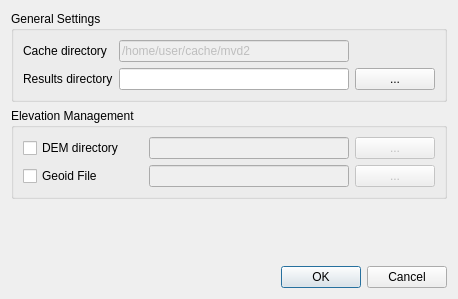
Qt form Code/Application/Mv2/mvdPreferencesDialog.ui (orfeotoolbox/OTB) before a commit.
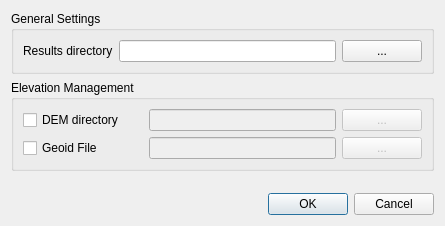
The same form after that commit.

Commit message: ENH: Updated mv2 preferences dialog (removed cache-dir and hidden result-dir).

```diff
--- a/Code/Application/Mv2/mvdPreferencesDialog.ui
+++ b/Code/Application/Mv2/mvdPreferencesDialog.ui
@@ -9,8 +9,8 @@
    <rect>
     <x>0</x>
     <y>0</y>
-    <width>458</width>
-    <height>299</height>
+    <width>445</width>
+    <height>226</height>
    </rect>
   </property>
   <property name="sizePolicy">
@@ -41,47 +41,6 @@
        </property>
        <layout class="QGridLayout" name="gridLayout_2">
         <item row="0" column="0">
-         <widget class="QLabel" name="cacheDirLabel">
-          <property name="sizePolicy">
-           <sizepolicy hsizetype="Minimum" vsizetype="Minimum">
-            <horstretch>0</horstretch>
-            <verstretch>0</verstretch>
-           </sizepolicy>
-          </property>
-          <property name="text">
-           <string>Cache directory</string>
-          </property>
-         </widget>
-        </item>
-        <item row="0" column="1">
-         <widget class="QLineEdit" name="cacheDirPathLineEdit">
-          <property name="enabled">
-           <bool>false</bool>
-          </property>
-          <property name="sizePolicy">
-           <sizepolicy hsizetype="Expanding" vsizetype="Minimum">
-            <horstretch>0</horstretch>
-            <verstretch>0</verstretch>
-           </sizepolicy>
-          </property>
-          <property name="minimumSize">
-           <size>
-            <width>200</width>
-            <height>0</height>
-           </size>
-          </property>
-          <property name="toolTip">
-           <string>Location of user dataset-repository.</string>
-          </property>
-          <property name="text">
-           <string>/home/user/cache/mvd2</string>
-          </property>
-          <property name="readOnly">
-           <bool>true</bool>
-          </property>
-         </widget>
-        </item>
-        <item row="1" column="0">
          <widget class="QLabel" name="resultDirLabel">
           <property name="sizePolicy">
            <sizepolicy hsizetype="Minimum" vsizetype="Minimum">
@@ -94,7 +53,7 @@
           </property>
          </widget>
         </item>
-        <item row="1" column="1">
+        <item row="0" column="1">
          <widget class="QLineEdit" name="resultDirPathLineEdit">
           <property name="enabled">
            <bool>true</bool>
@@ -122,7 +81,7 @@
           </property>
          </widget>
         </item>
-        <item row="1" column="2">
+        <item row="0" column="2">
          <widget class="QPushButton" name="resultDirButton">
           <property name="enabled">
            <bool>true</bool>
@@ -273,8 +232,8 @@
      </property>
      <property name="sizeHint" stdset="0">
       <size>
-       <width>20</width>
-       <height>40</height>
+       <width>0</width>
+       <height>0</height>
       </size>
      </property>
     </spacer>
```
Left out of the diff: 4 changed lines with no effect on the pictures. The commit also changes 1 other file.
